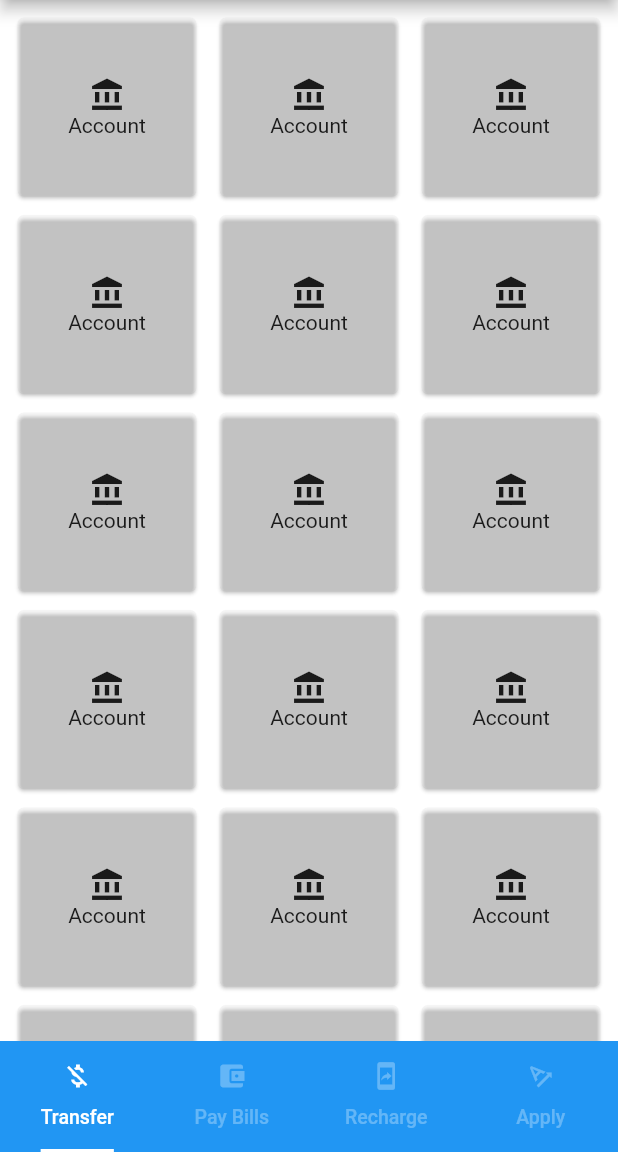
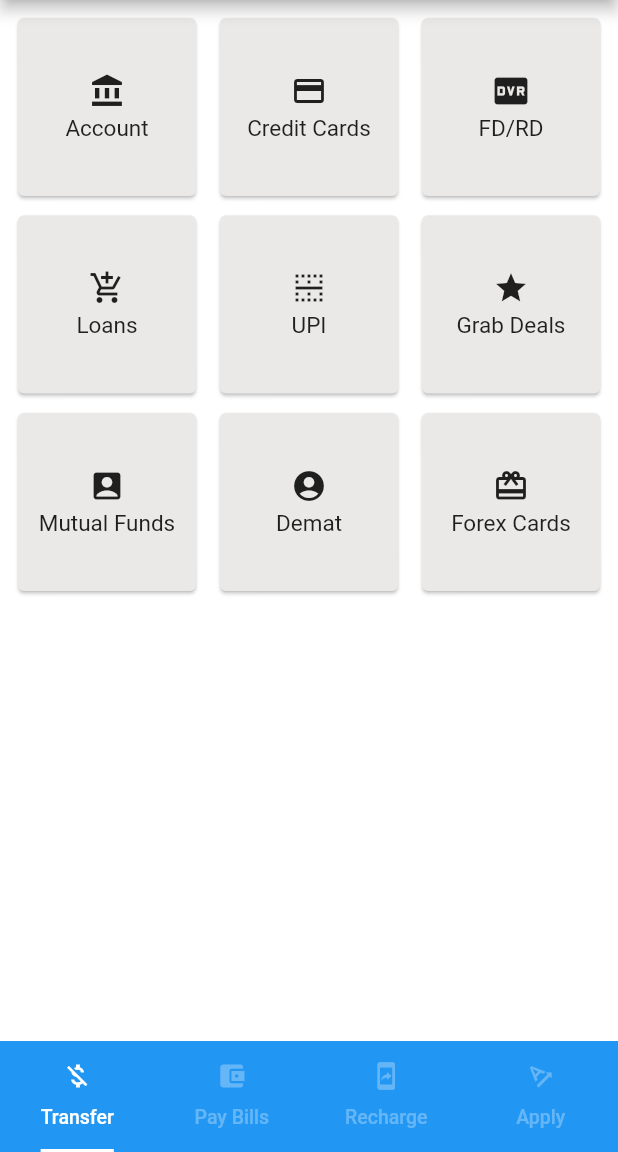
Before and after one commit to rizwan-dev/barclays-mobile-app, a Flutter app: the screen it shows after launch, on a phone screen of 412 x 824 dp, the part 84-1236 px from its top. Run offline on Flutter 3.47's test engine with Material 2 defaults, Android fonts, the phone set to English and light mode, and no system bars.

Commit message:
Added appropriate grid options with dummy icons.

```diff
--- a/lib/main.dart
+++ b/lib/main.dart
@@ -45,6 +45,11 @@ class MyHomePage extends StatefulWidget {
 
 class _MyHomePageState extends State<MyHomePage> {
 
+  static List<String> grideOptions = [ "Account", "Credit Cards", "FD/RD", "Loans",
+  "UPI", "Grab Deals", "Mutual Funds", "Demat", "Forex Cards"];
+  static List<IconData> grideIcons = [ Icons.account_balance, Icons.credit_card, Icons.fiber_dvr, Icons.add_shopping_cart,
+  Icons.border_horizontal, Icons.grade, Icons.account_box, Icons.account_circle, Icons.card_giftcard];
+
   List<Widget> _tabList = [
     Container(
       color: Colors.white,
@@ -53,16 +58,17 @@ class _MyHomePageState extends State<MyHomePage> {
         padding: EdgeInsets.all(8.0),
         crossAxisSpacing: 8.0,
         mainAxisSpacing: 5.0,
-        children: List.generate(20, (index) {
+        children: List.generate(9, (int index) {
           return
             Card(
-            color: Colors.white12,
+            color: Color(0xffebe9e7),
             child: Center(
               child: Column(
                 mainAxisAlignment: MainAxisAlignment.center,
                 children: <Widget>[
-                  new Icon(Icons.account_balance),
-                  new Text("Account")
+                  new Icon(grideIcons[index]),
+                  new Padding(padding: EdgeInsets.all(2.0)),
+                  new Text(grideOptions[index], style: TextStyle(color: Colors.black87, fontSize: 15) )
                 ],
               ),
             ),
@@ -73,19 +79,19 @@ class _MyHomePageState extends State<MyHomePage> {
     Container(
       color: Colors.redAccent,
       child: Center(
-        child: Text("Comming Soon...", style: TextStyle(fontStyle: FontStyle.italic, color: Colors.white, fontSize: 30.0),)
+        child: Text("Coming Soon...", style: TextStyle(fontStyle: FontStyle.italic, color: Colors.white, fontSize: 30.0),)
       ),
     ),
     Container(
       color: Colors.lightGreen,
       child: Center(
-          child: Text("Comming Soon...", style: TextStyle(fontStyle: FontStyle.italic, color: Colors.white, fontSize: 30.0),)
+          child: Text("Coming Soon...", style: TextStyle(fontStyle: FontStyle.italic, color: Colors.white, fontSize: 30.0),)
       ),
     ),
     Container(
       color: Colors.yellowAccent,
       child: Center(
-          child: Text("Comming Soon...", style: TextStyle(fontStyle: FontStyle.italic, color: Colors.black87, fontSize: 30.0),)
+          child: Text("Coming Soon...", style: TextStyle(fontStyle: FontStyle.italic, color: Colors.black87, fontSize: 30.0),)
       ),
     )
   ];
```
